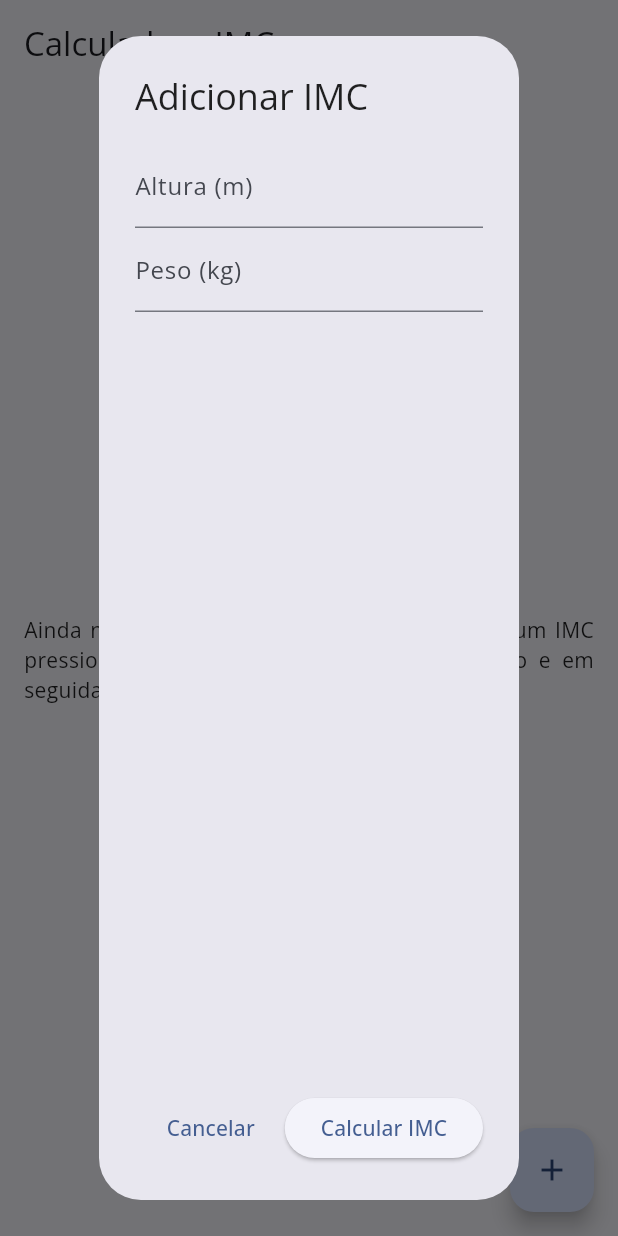
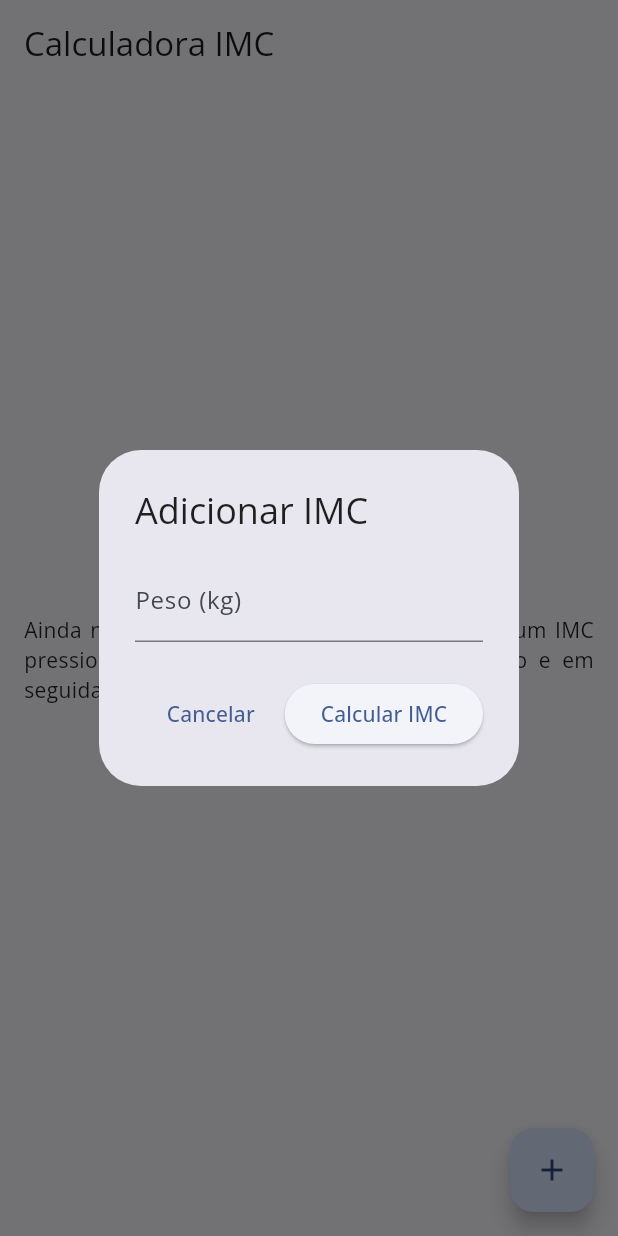
Before and after one commit to iugmali/imc_flutter, a Flutter app: the screen it shows after launch, after a tap on the "add" icon, on a phone screen of 412 x 824 dp. Run offline on Flutter 3.47's test engine with Material 2 defaults, Android fonts, the phone set to English and light mode, and no system bars; our stand-ins replace google_fonts, hive, shared_preferences; accounts and stored records are empty.

Commit message:
add shared preferences to save altura and username

```diff
--- a/lib/main.dart
+++ b/lib/main.dart
@@ -1,6 +1,13 @@
 import 'package:flutter/material.dart';
+import 'package:imc_flutter/models/imc.dart';
 import 'package:imc_flutter/my_app.dart';
+import 'package:path_provider/path_provider.dart';
+import 'package:hive/hive.dart';
 
-void main() {
+void main() async {
+  WidgetsFlutterBinding.ensureInitialized();
+  var documentsDirectory = await getApplicationDocumentsDirectory();
+  Hive.init(documentsDirectory.path);
+  Hive.registerAdapter(ImcAdapter());
   runApp(const MyApp());
 }
--- a/lib/models/imc.dart
+++ b/lib/models/imc.dart
@@ -1,9 +1,17 @@
 import 'package:flutter/material.dart';
+import 'package:hive/hive.dart';
 import 'package:imc_flutter/exceptions/imc_exceptions.dart';
 
-class Imc {
+part 'imc.g.dart';
+
+@HiveType(typeId: 1)
+class Imc extends HiveObject {
   final String _id = UniqueKey().toString();
+
+  @HiveField(0)
   double _peso;
+
+  @HiveField(1)
   double _altura;
 
   Imc(this._peso, this._altura){
--- a/lib/pages/imc_page.dart
+++ b/lib/pages/imc_page.dart
@@ -1,6 +1,6 @@
 import 'package:flutter/material.dart';
 import 'package:imc_flutter/models/imc.dart';
-import 'package:imc_flutter/pages/components/imc_form.dart';
+import 'package:imc_flutter/pages/widgets/imc_form.dart';
 import 'package:imc_flutter/repositories/imc_repository.dart';
 
 class ImcPage extends StatefulWidget {
@@ -73,7 +73,7 @@ class _ImcPageState extends State<ImcPage> {
                   trailing: Column(
                     mainAxisAlignment: MainAxisAlignment.center,
                     children: [
-                      Text("Altura: ${imc.altura.toStringAsFixed(2)}"),
+                      Text("Altura: ${imc.altura.toStringAsFixed(2).replaceAll('.', ',')}"),
                       Text("Peso: ${imc.peso.toStringAsFixed(0)}"),
                     ],
                   ),
--- a/lib/pages/components/imc_form.dart
+++ b/lib/pages/widgets/imc_form.dart
@@ -1,5 +1,6 @@
 import 'package:flutter/material.dart';
 import 'package:flutter/services.dart';
+import 'package:imc_flutter/services/shared_preferences_service.dart';
 import 'package:imc_flutter/utils/regex_formatter.dart';
 
 class ImcForm extends StatefulWidget {
@@ -11,17 +12,16 @@ class ImcForm extends StatefulWidget {
 }
 
 class _ImcFormState extends State<ImcForm> {
-  final _alturaController = TextEditingController();
+  var storage = SharedPreferencesService();
   final _pesoController = TextEditingController();
 
-  void _submitForm() {
-    final altura = double.tryParse(_alturaController.text) ?? 0.0;
+  void _submitForm() async {
     final peso = double.tryParse(_pesoController.text) ?? 0.0;
-    if (altura <= 0 || peso <= 0) {
+    if (peso <= 0) {
       return;
     }
+    final altura = await storage.getAltura();
     widget.save(altura, peso);
-    _alturaController.clear();
     _pesoController.clear();
   }
 
@@ -29,22 +29,8 @@ class _ImcFormState extends State<ImcForm> {
   Widget build(BuildContext context) {
     return AlertDialog(
       title: const Text('Adicionar IMC'),
-      content: Column(
+      content: Wrap(
         children: [
-          TextField(
-            controller: _alturaController,
-            keyboardType: const TextInputType.numberWithOptions(),
-            inputFormatters: <TextInputFormatter>[
-              RegexFormatter(RegExp(r'[0-2]([,.][0-9]*)?')),
-              TextInputFormatter.withFunction(
-                    (oldValue, newValue) => newValue.copyWith(
-                  text: newValue.text.replaceAll(',', '.'),
-                ),
-              ),
-            ],
-            decoration:
-            const InputDecoration(label: Text('Altura (m)')),
-          ),
           TextField(
             controller: _pesoController,
             keyboardType: const TextInputType.numberWithOptions(),
--- a/pubspec.yaml
+++ b/pubspec.yaml
@@ -36,10 +36,15 @@ dependencies:
   # Use with the CupertinoIcons class for iOS style icons.
   cupertino_icons: ^1.0.2
   google_fonts: ^6.0.0
+  shared_preferences: ^2.2.1
+  hive: ^2.2.3
+  path_provider: ^2.1.1
 
 dev_dependencies:
   flutter_test:
     sdk: flutter
+  hive_generator: ^2.0.1
+  build_runner: ^2.4.6
 
   # The "flutter_lints" package below contains a set of recommended lints to
   # encourage good coding practices. The lint set provided by the package is
```
Also changed, not shown: lib/pages/configuration_page.dart (added, +87 -0 lines), lib/pages/widgets/my_drawer.dart (added, +58 -0 lines), lib/services/shared_preferences_service.dart (added, +44 -0 lines), lib/models/imc.g.dart (added), pubspec.lock, 1 other file.
